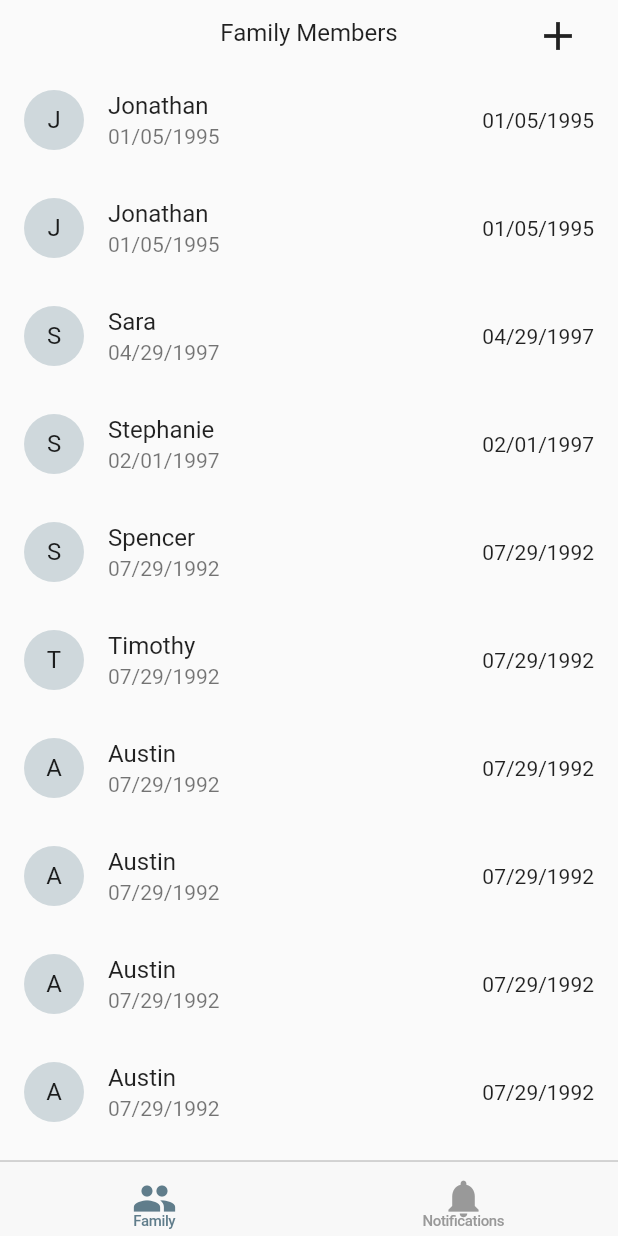
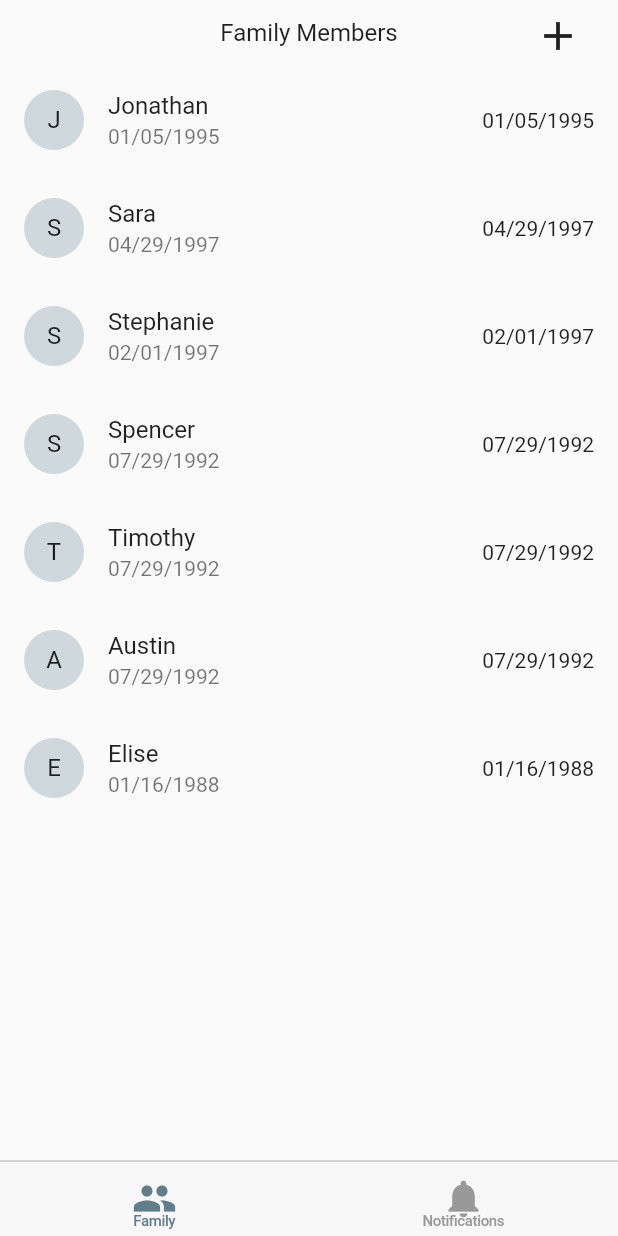
Before and after one commit to steele232/Flutter_SiblingAgeTracker, a Flutter app: the screen it shows after launch, on a phone screen of 412 x 824 dp. Run offline on Flutter 3.47's test engine with Material 2 defaults, Android fonts, the phone set to English and light mode, and no system bars; our stand-ins replace firebase_messaging, fluro; accounts and stored records are empty.

Commit message:
Code Cleanup

```diff
--- a/lib/family.dart
+++ b/lib/family.dart
@@ -59,10 +59,6 @@ class FamilyMemberPageState extends State<FamilyMemberPage> {
         "01/05/1995",
       ),
       new FamilyMember(
-        "Jonathan",
-        "01/05/1995",
-      ),
-      new FamilyMember(
         "Sara",
         "04/29/1997",
       ),
@@ -83,20 +79,8 @@ class FamilyMemberPageState extends State<FamilyMemberPage> {
         "07/29/1992",
       ),
       new FamilyMember(
-        "Austin",
-        "07/29/1992",
-      ),
-      new FamilyMember(
-        "Austin",
-        "07/29/1992",
-      ),
-      new FamilyMember(
-        "Austin",
-        "07/29/1992",
-      ),
-      new FamilyMember(
-        "Austin",
-        "07/29/1992",
+        "Elise",
+        "01/16/1988",
       ),
     ];
 
@@ -124,33 +108,6 @@ class FamilyMemberPageState extends State<FamilyMemberPage> {
           return new FamilyMemberWidget(familyMember: familyMember,);
         }).toList(),
       ),
-
-//      child: new Container(
-//        height: 700.0,
-//        width: 350.0,
-//        constraints: new ConstrainedBox(constraints: ),
-//        margin: const EdgeInsets.symmetric(horizontal: 8.0),
-
-//        child: new Column(
-//          mainAxisSize: MainAxisSize.max,
-//          children: <Widget>[
-//            new Divider(height: 69.0),
-//            new ListView(
-//              children: _familyMembers.map((FamilyMember familyMember) {
-//                return new FamilyMemberWidget(familyMember: familyMember,);
-//              }).toList(),
-//            ),
-
-//            new ListView.builder(
-//                padding: new EdgeInsets.symmetric(horizontal: 8.0),
-//                shrinkWrap: true,                    //taking out this line breaks the app.
-//                itemBuilder: _itemBuilder,
-//                itemCount: 6,
-////                itemExtent: 60.0,
-//            ),
-//          ],
-//        ),
-//      ),
     );
   }
 
```
